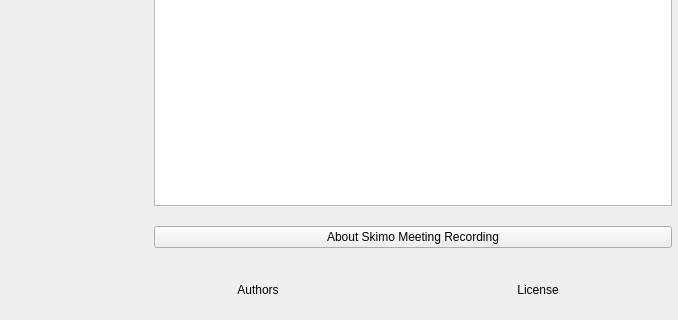
Old version of the form UI/forms/SkimoAbout.ui in the repository skimotv/SkimoMeetingRecorder; both pictures show x 162 to 840 and y 199 to 519 of the 840 by 519 pixel window.
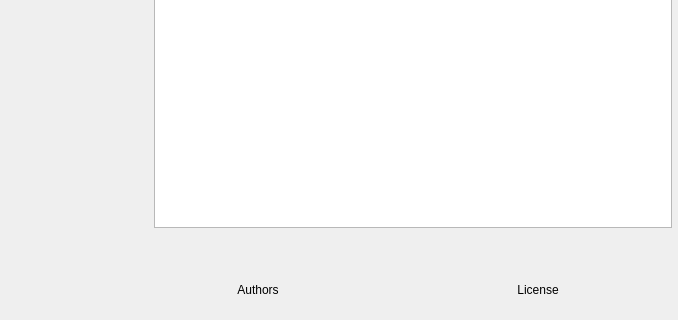
New version of the form. Icons and pictures are not drawn. Custom widgets are drawn as their Qt base class.

Commit message: updated Skimo label from OBS

```diff
--- a/UI/forms/SkimoAbout.ui
+++ b/UI/forms/SkimoAbout.ui
@@ -144,13 +144,6 @@
          </property>
         </spacer>
        </item>
-       <item>
-        <widget class="QPushButton" name="aboutOBS">
-         <property name="text">
-          <string>About Skimo Meeting Recording</string>
-         </property>
-        </widget>
-       </item>
       </layout>
      </item>
     </layout>
```
